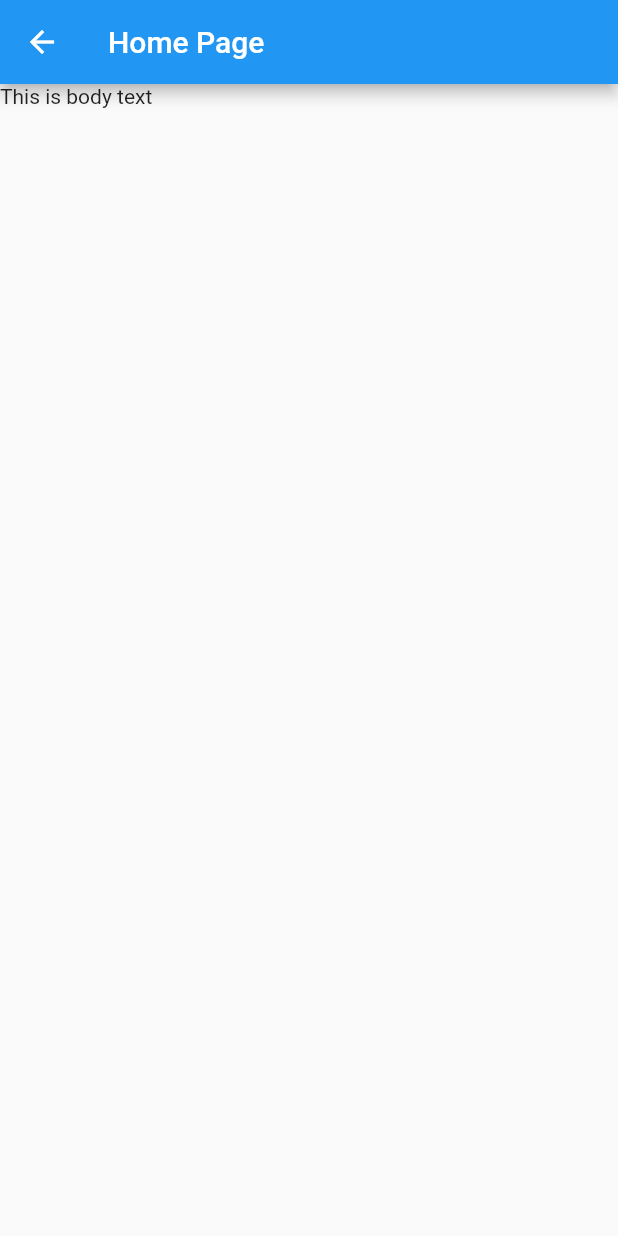
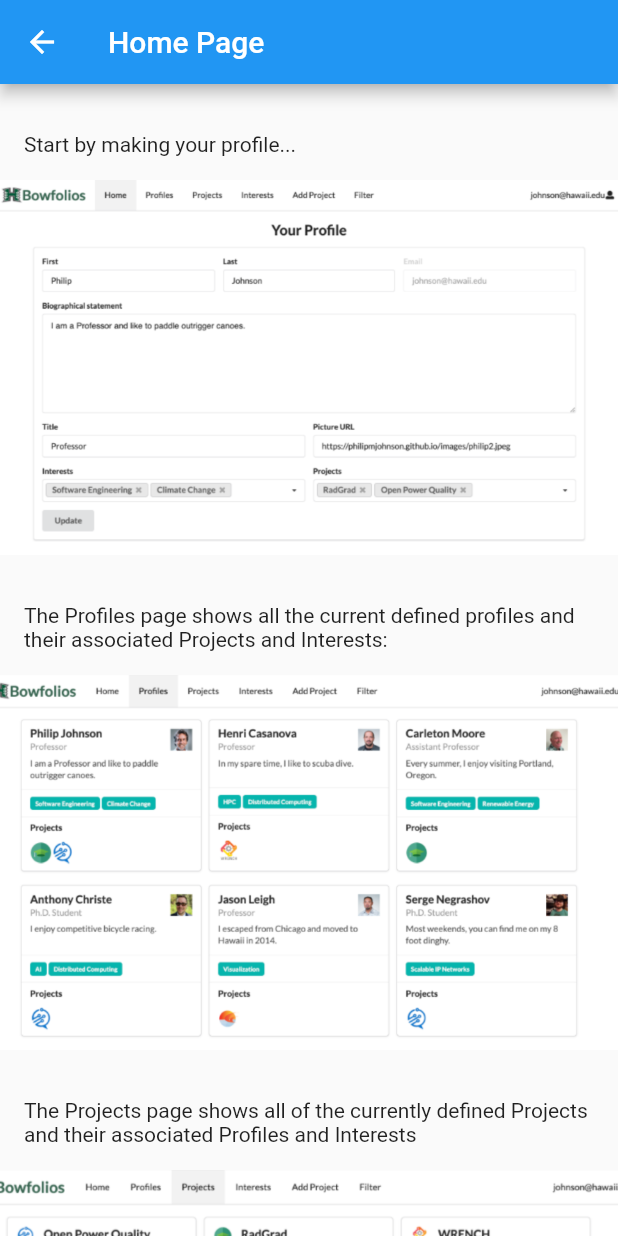
Before and after one commit to UHM-Byte-Me/bowfolios, a Flutter app: the TempHome screen opened directly, on a phone screen of 412 x 824 dp. Run offline on Flutter 3.47's test engine with Material 2 defaults, Android fonts, the phone set to English and light mode, and no system bars; our stand-ins replace firebase_auth, firebase_core; accounts and stored records are empty.

Commit message:
Finished up front page structure
Will need to make it pretty later on

```diff
--- /dev/null
+++ b/lib/screens/home/image_placement.dart
@@ -0,0 +1,20 @@
+import 'package:flutter/material.dart';
+
+class ImagePlacement extends StatelessWidget {
+  final String _imagePath;
+
+  ImagePlacement(this._imagePath);
+  @override
+  Widget build(BuildContext context) {
+    return Container(
+      constraints: BoxConstraints.expand(
+        height: 250.0,
+      ),
+      decoration: BoxDecoration(color: Colors.grey),
+      child: Image.asset(
+        _imagePath,
+        fit: BoxFit.cover,
+      ),
+    );
+  }
+}
--- a/lib/screens/home/tempHome.dart
+++ b/lib/screens/home/tempHome.dart
@@ -1,12 +1,40 @@
+import 'package:bowfolios/screens/home/image_placement.dart';
+import 'package:bowfolios/screens/home/text_section.dart';
 import 'package:flutter/material.dart';
 
 class TempHome extends StatelessWidget {
   Widget build(BuildContext context) {
     return Scaffold(
-        //insert a modular bar here
-        appBar: AppBar(
-          title: Text('Home Page'),
+      //insert a modular bar here
+      appBar: AppBar(
+        title: Text('Home Page'),
+      ),
+      body: SingleChildScrollView(
+        child: Column(
+          children: [
+            TextSection(
+              "Start by making your profile...",
+            ),
+            ImagePlacement("assets/images/Profile.png"),
+            TextSection(
+              "The Profiles page shows all the current defined profiles and their associated Projects and Interests:",
+            ),
+            ImagePlacement("assets/images/Profiles.png"),
+            TextSection(
+              "The Projects page shows all of the currently defined Projects and their associated Profiles and Interests",
+            ),
+            ImagePlacement("assets/images/Projects.png"),
+            TextSection(
+              "Create your own project!",
+            ),
+            ImagePlacement("assets/images/YourProject.png"),
+            TextSection(
+              "Finally, the Interests page shows all the currently defined Interests, and their associated Profiles and Projects",
+            ),
+            ImagePlacement("assets/images/Interests.png"),
+          ],
         ),
-        body: Text('This is body text'));
+      ),
+    );
   }
 }
--- /dev/null
+++ b/lib/screens/home/text_section.dart
@@ -0,0 +1,33 @@
+import 'package:flutter/material.dart';
+
+class TextSection extends StatelessWidget {
+  final String _title;
+  final String _body;
+  static const double _sidePadding = 16.0;
+
+  TextSection(this._title, [this._body]);
+
+  @override
+  Widget build(BuildContext context) {
+    return Column(
+      mainAxisAlignment: MainAxisAlignment.start,
+      crossAxisAlignment: CrossAxisAlignment.stretch,
+      children: [
+        Container(
+          padding: const EdgeInsets.fromLTRB(
+              _sidePadding, 32.0, _sidePadding, _sidePadding),
+          child: Text(_title),
+        ),
+
+        if (this._body != null)
+          Container(
+            padding: const EdgeInsets.fromLTRB(
+                _sidePadding, 10.0, _sidePadding, 4.0),
+            child: Text(_body),
+          ),
+
+        //Text(_body),
+      ],
+    );
+  }
+}
--- a/pubspec.yaml
+++ b/pubspec.yaml
@@ -3,7 +3,7 @@ description: A new Flutter project.
 
 # The following line prevents the package from being accidentally published to
 # pub.dev using `pub publish`. This is preferred for private packages.
-publish_to: 'none' # Remove this line if you wish to publish to pub.dev
+publish_to: "none" # Remove this line if you wish to publish to pub.dev
 
 # The following defines the version and build number for your application.
 # A version number is three numbers separated by dots, like 1.2.43
@@ -28,7 +28,6 @@ dependencies:
   cloud_firestore: ^0.14.0+2
   firebase_database: ^4.0.0
 
-
   # The following adds the Cupertino Icons font to your application.
   # Use with the CupertinoIcons class for iOS style icons.
   cupertino_icons: ^0.1.3
@@ -42,7 +41,6 @@ dev_dependencies:
 
 # The following section is specific to Flutter.
 flutter:
-
   # The following line ensures that the Material Icons font is
   # included with your application, so that you can use the icons in
   # the material Icons class.
@@ -51,6 +49,7 @@ flutter:
   # To add assets to your application, add an assets section, like this:
   assets:
     - assets/
+    - assets/images/
 
   # An image asset can refer to one or more resolution-specific "variants", see
   # https://flutter.dev/assets-and-images/#resolution-aware.
```
Also changed, not shown: assets/images/Interests.png (added), assets/images/Profile.png (added), assets/images/Profiles.png (added), assets/images/Projects.png (added), assets/images/YourProject.png (added), assets/images/filterByInterests.png (added).
